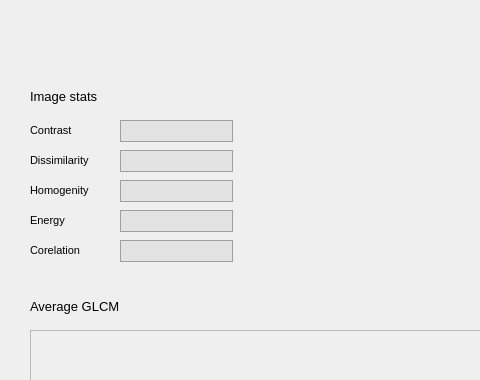
Old version of the form designs/results_window.ui in the repository ola567/GLCM; both pictures show x 0 to 480 and y 0 to 380 of the 1250 by 942 pixel window.
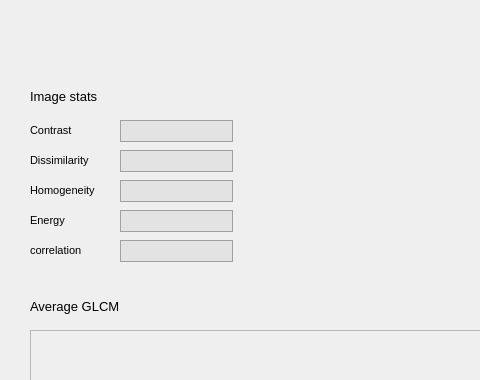
New version of the form.

The edit to the form file:
```diff
--- a/designs/results_window.ui
+++ b/designs/results_window.ui
@@ -138,7 +138,7 @@
      <rect>
       <x>30</x>
       <y>175</y>
-      <width>70</width>
+      <width>91</width>
       <height>30</height>
      </rect>
     </property>
@@ -148,7 +148,7 @@
      </font>
     </property>
     <property name="text">
-     <string>Homogenity</string>
+     <string>Homogeneity</string>
     </property>
    </widget>
    <widget class="QLineEdit" name="energy_input">
@@ -212,7 +212,7 @@
      </font>
     </property>
     <property name="text">
-     <string>Corelation</string>
+     <string>correlation</string>
     </property>
    </widget>
    <widget class="QScrollArea" name="average_glcm_image_area">
```
Left out of the diff: 10 changed lines with no effect on the pictures.
